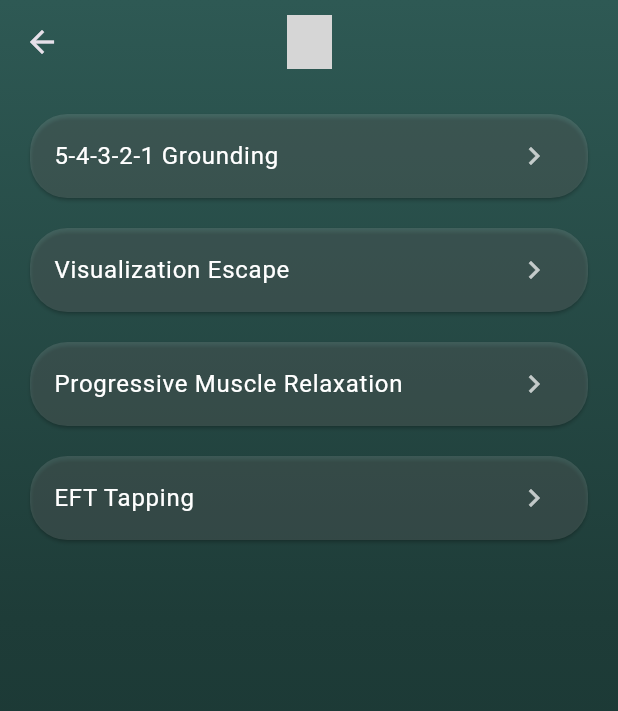
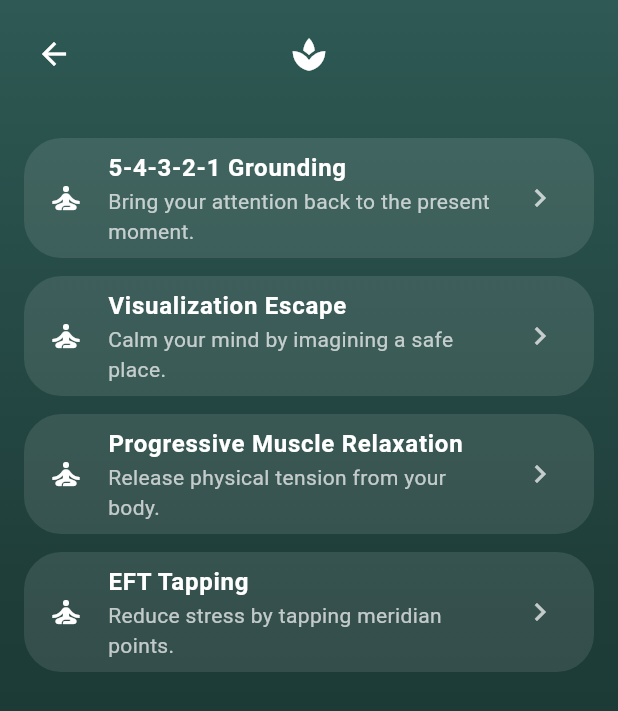
Before and after one commit to Emily-64/AlignMe_Mindfullness, a Flutter app: the StressReliefPage screen opened directly, on a phone screen of 412 x 824 dp. Shown: the top 711 px of the screen. Run offline on Flutter 3.47's test engine with Material 3 defaults, Android fonts, the light colour scheme and no system bars; our stand-ins replace just_audio; grey boxes are pictures that could not be loaded.

```diff
--- a/lib/main.dart
+++ b/lib/main.dart
@@ -62,58 +62,100 @@ List<SoundSession> sampleRelax = [
   SoundSession('r2', 'Mountaineers', 'By: Summit Sounds', '15 min',
       'assets/images/mountain.png', 'assets/audio/mountain.mp3'),
 
-  SoundSession('r3', 'Lovely Deserts', 'By: Dune Studio', '39 min',
-      'assets/images/desert.png', 'assets/audio/desert.mp3'),
+  SoundSession('r3', 'Lovely Deserts', 'By: Dune Studio', '20 min',
+      'assets/images/relax.png', 'assets/audio/desert.mp3'),
 
-  SoundSession('r4', 'The Hill Sides', 'By: Hillside Audio', '50 min',
+  SoundSession('r4', 'The Hill Sides', 'By: Hillside Audio', '10 min',
       'assets/images/hill.png', 'assets/audio/hills2.mp3'),
 ];
 
 List<SoundSession> sampleCalm = [
   SoundSession('c1', 'Morning Calm', 'By: Gentle Waves', '10 min',
-      'assets/images/forest.png', 'assets/audio/calm.mp3'),
+      'assets/images/mrng.png', 'assets/audio/calm.mp3'),
 
   SoundSession('c2', 'Soft Rain', 'By: Cozy Ambience', '15 min',
-      'assets/images/mountain.png', 'assets/audio/rain3.mp3'),
+      'assets/images/rain.png', 'assets/audio/rain3.mp3'),
 ];
 
 
 List<SoundSession> sampleFocus = [
   SoundSession('f1', 'Concentration Flow', 'By: Focus Lab', '25 min',
-      'assets/images/hill.png', 'assets/audio/sleep3.mp3'),
+      'assets/images/flow.png', 'assets/audio/sleep3.mp3'),
 
-  SoundSession('f2', 'Alpha Tones', 'By: Brainwave Co', '30 min',
-      'assets/images/desert.png', 'assets/audio/alpha.mp3'),
+  SoundSession('f2', 'Alpha Tones', 'By: Brainwave Co', '20 min',
+      'assets/images/focus.png', 'assets/audio/alpha.mp3'),
 ];
 
 
 List<SoundSession> sampleAnxious = [
   SoundSession('a1', 'Quick Reset', 'By: Calm Tools', '5 min',
-      'assets/images/forest.png', 'assets/audio/meditation2.mp3'),
+      'assets/images/relax3.png', 'assets/audio/meditation2.mp3'),
 
   SoundSession('a2', 'Safe Space', 'By: Guided Peace', '12 min',
-      'assets/images/mountain.png', 'assets/audio/calm.mp3'),
+      'assets/images/relax4.png', 'assets/audio/calm.mp3'),
 ];
 
 List<Map<String, String>> youtubeSessions = [
-  {'title': 'Yoga for Stress Relief', 'url': 'https://www.youtube.com/watch?v=4pKly2JojMw'},
-  {'title': 'Breathing for Anxiety', 'url': 'https://www.youtube.com/watch?v=inpok4MKVLM'},
+  {'title': 'Yoga for Stress Relief', 'url': 'https://www.youtube.com/watch?v=qiKJRoX_2uo'},
+  {'title': 'Breathing for Anxiety', 'url': 'https://www.youtube.com/watch?v=odADwWzHR24'},
   {'title': 'Guided Calm Meditation', 'url': 'https://www.youtube.com/watch?v=ZToicYcHIOU'},
 ];
 
-List<Map<String, String>> stressActivities = [
-  {'title': '5-4-3-2-1 Grounding', 'detail': 'Name 5 things you see, 4 you can touch, 3 you hear, 2 you can smell, 1 you can taste.'},
-  {'title': 'Visualization Escape', 'detail': 'Close your eyes and imagine a safe, calm place.'},
-  {'title': 'Progressive Muscle Relaxation', 'detail': 'Tense and relax muscle groups from toes to head.'},
-  {'title': 'EFT Tapping', 'detail': 'Tap on meridian points while breathing slowly.'},
+
+List<Map<String, dynamic>> stressActivities = [
+  {
+    'title': '5-4-3-2-1 Grounding',
+    'intro': 'Bring your attention back to the present moment.',
+    'steps': [
+      'Name 5 things you can see',
+      'Name 4 things you can touch',
+      'Name 3 things you can hear',
+      'Name 2 things you can smell',
+      'Name 1 thing you can taste',
+    ],
+  },
+  {
+    'title': 'Visualization Escape',
+    'intro': 'Calm your mind by imagining a safe place.',
+    'steps': [
+      'Close your eyes gently',
+      'Imagine a calm, safe place',
+      'Notice the colors and light',
+      'Listen to the sounds there',
+      'Stay for a few slow breaths',
+    ],
+  },
+  {
+    'title': 'Progressive Muscle Relaxation',
+    'intro': 'Release physical tension from your body.',
+    'steps': [
+      'Tense your feet for 5 seconds',
+      'Release and relax',
+      'Move upward to legs and hands',
+      'Relax shoulders and neck',
+      'Finish with slow breathing',
+    ],
+  },
+  {
+    'title': 'EFT Tapping',
+    'intro': 'Reduce stress by tapping meridian points.',
+    'steps': [
+      'Tap gently on eyebrow point',
+      'Tap side of eye',
+      'Tap collarbone',
+      'Breathe slowly while tapping',
+      'Repeat until calmer',
+    ],
+  },
 ];
+
 List<SoundSession> sampleSleep = [
   SoundSession(
     's1',
     'Deep Sleep Waves',
     'By: Night Calm',
     '15 min',
-    'assets/images/forest.png',
+    'assets/images/sleep.png',
     'assets/audio/sleep1.mp3',
   ),
   SoundSession(
@@ -121,7 +163,7 @@ List<SoundSession> sampleSleep = [
     'Moonlight Rain',
     'By: Dream Sounds',
     '20 min',
-    'assets/images/mountain.png',
+    'assets/images/sleep1.png',
     'assets/audio/sleep2.mp3',
   ),
   SoundSession(
@@ -129,7 +171,7 @@ List<SoundSession> sampleSleep = [
     'Soft Piano Night',
     'By: Sleep Studio',
     '30 min',
-    'assets/images/hill.png',
+    'assets/images/sleep2.png',
     'assets/audio/sleep3.mp3',
   ),
 ];
@@ -451,28 +493,28 @@ class _HomeState extends State<HomePage> {
 class RelaxSoundsPage extends StatelessWidget {
   @override
   Widget build(BuildContext context) {
-    return MoodListPage(title: 'Relax Sounds', banner: 'assets/images/relax_banner.png', sessions: sampleRelax);
+    return MoodListPage(title: 'Relax Sounds', banner: 'assets/images/relax5.png', sessions: sampleRelax);
   }
 }
 
 class CalmMeditationPage extends StatelessWidget {
   @override
   Widget build(BuildContext context) {
-    return MoodListPage(title: 'Calming Sessions', banner: 'assets/images/relax_banner.png', sessions: sampleCalm);
+    return MoodListPage(title: 'Calming Sessions', banner: 'assets/images/relax5.png', sessions: sampleCalm);
   }
 }
 
 class FocusMusicPage extends StatelessWidget {
   @override
   Widget build(BuildContext context) {
-    return MoodListPage(title: 'Focus Music', banner: 'assets/images/relax_banner.png', sessions: sampleFocus);
+    return MoodListPage(title: 'Focus Music', banner: 'assets/images/relax5.png', sessions: sampleFocus);
   }
 }
 
 class AnxietyReliefPage extends StatelessWidget {
   @override
   Widget build(BuildContext context) {
-    return MoodListPage(title: 'Anxiety Relief', banner: 'assets/images/relax_banner.png', sessions: sampleAnxious);
+    return MoodListPage(title: 'Anxiety Relief', banner: 'assets/images/relax5.png', sessions: sampleAnxious);
   }
 }
 
@@ -809,11 +851,8 @@ class ToolsPage extends StatelessWidget {
 
             const SizedBox(height: 24),
 
-            // Optional: extra text or links
-            const Text('Quick Tools', style: TextStyle(color: Colors.white70)),
-            const SizedBox(height: 8),
-            const Text('Use the Breathing exercise to calm your nervous system, or open YouTube Sessions for guided videos.', style: TextStyle(color: Colors.white54)),
-            const SizedBox(height: 20),
+
+
           ],
         ),
       ),
@@ -908,28 +947,84 @@ class _BreathingExerciseState extends State<BreathingExercisePage> {
     );
   }
 }
+
 class StressReliefPage extends StatelessWidget {
   @override
   Widget build(BuildContext context) {
     return GradientScaffold(
-      appBar: buildPremiumAppBar(context, isHome: false),
+      child: SafeArea(
+        child: Column(
+          children: [
+            // ---------- HEADER ----------
+            Padding(
+              padding: const EdgeInsets.fromLTRB(12, 12, 12, 8),
+              child: Stack(
+                alignment: Alignment.center,
+                children: [
+                  // Back button
+                  Align(
+                    alignment: Alignment.centerLeft,
+                    child: IconButton(
+                      icon: const Icon(Icons.arrow_back, color: Colors.white),
+                      onPressed: () => Navigator.pop(context),
+                    ),
+                  ),
+
+                  // Lotus icon (perfectly centered)
+                  const Icon(
+                    Icons.spa,
+                    color: Colors.white,
+                    size: 26,
+                  ),
+                ],
+              ),
+            ),
+
+            const SizedBox(height: 8),
+
+            // ---------- LIST ----------
+            Expanded(
               child: ListView.separated(
                 padding: const EdgeInsets.all(16),
                 itemCount: stressActivities.length,
                 separatorBuilder: (_, __) => const SizedBox(height: 12),
-        itemBuilder: (context, i) {
-          final a = stressActivities[i];
-          return Card(
-            color: Colors.white12,
-            shape: RoundedRectangleBorder(borderRadius: BorderRadius.circular(25)),
+                itemBuilder: (context, index) {
+                  final activity = stressActivities[index];
+
+                  return Container(
+                    decoration: BoxDecoration(
+                      color: Colors.white10,
+                      borderRadius: BorderRadius.circular(25),
+                    ),
                     child: ListTile(
-              title: Text(a['title']!, style: const TextStyle(color: Colors.white)),
-              trailing: const Icon(Icons.chevron_right, color: Colors.white70),
+                      leading: const Icon(
+                        Icons.self_improvement,
+                        color: Colors.white,
+                      ),
+                      title: Text(
+                        activity['title'],
+                        style: const TextStyle(
+                          color: Colors.white,
+                          fontWeight: FontWeight.w600,
+                        ),
+                      ),
+                      subtitle: Text(
+                        activity['intro'],
+                        style: const TextStyle(color: Colors.white70),
+                      ),
+                      trailing: const Icon(
+                        Icons.chevron_right,
+                        color: Colors.white70,
+                      ),
                       onTap: () {
                         Navigator.push(
                           context,
                           MaterialPageRoute(
-                    builder: (_) => StressDetailPage(a['title']!, a['detail']!),
+                            builder: (_) => StressDetailPage(
+                              title: activity['title'],
+                              intro: activity['intro'],
+                              steps: List<String>.from(activity['steps']),
+                            ),
                           ),
                         );
                       },
@@ -937,28 +1032,124 @@ class StressReliefPage extends StatelessWidget {
                   );
                 },
               ),
+            ),
+          ],
+        ),
+      ),
     );
   }
 }
 
 
 class StressDetailPage extends StatelessWidget {
-  final String title, detail;
-  StressDetailPage(this.title, this.detail);
+  final String title;
+  final String intro;
+  final List<String> steps;
+
+  const StressDetailPage({
+    super.key,
+    required this.title,
+    required this.intro,
+    required this.steps,
+  });
+
   @override
   Widget build(BuildContext context) {
     return GradientScaffold(
-      appBar: buildPremiumAppBar(context, isHome: false),
-      child: Padding(padding: const EdgeInsets.all(18), child: Column(crossAxisAlignment: CrossAxisAlignment.start, children: [
-        Text(title, style: const TextStyle(fontSize: 22, fontWeight: FontWeight.bold, color: Colors.white)),
-        const SizedBox(height: 12),
-        Text(detail, style: const TextStyle(color: Colors.white70)),
-        const Spacer(),
-        ElevatedButton(onPressed: () => Navigator.pop(context), child: const Text('Done')),
-      ])),
+      child: SafeArea(
+        child: Padding(
+          padding: const EdgeInsets.fromLTRB(20, 16, 20, 20),
+          child: Column(
+            crossAxisAlignment: CrossAxisAlignment.start,
+            children: [
+              // Header
+              Stack(
+                alignment: Alignment.center,
+                children: [
+                  Align(
+                    alignment: Alignment.centerLeft,
+                    child: IconButton(
+                      icon: const Icon(Icons.arrow_back, color: Colors.white),
+                      onPressed: () => Navigator.pop(context),
+                    ),
+                  ),
+                  const Icon(Icons.spa, color: Colors.white, size: 26),
+                ],
+              ),
+
+              const SizedBox(height: 24),
+
+              // Title
+              Text(
+                title,
+                style: const TextStyle(
+                  fontSize: 22,
+                  fontWeight: FontWeight.bold,
+                  color: Colors.white,
+                ),
+              ),
+
+              const SizedBox(height: 10),
+
+              // Intro
+              Text(
+                intro,
+                style: const TextStyle(color: Colors.white70),
+              ),
+
+              const SizedBox(height: 24),
+
+              // Steps
+              Expanded(
+                child: ListView.separated(
+                  itemCount: steps.length,
+                  separatorBuilder: (_, __) => const SizedBox(height: 12),
+                  itemBuilder: (context, i) {
+                    return _stepCard('${i + 1}. ${steps[i]}');
+                  },
+                ),
+              ),
+
+              const SizedBox(height: 16),
+
+              // Done button
+              Center(
+                child: ElevatedButton(
+                  onPressed: () => Navigator.pop(context),
+                  style: ElevatedButton.styleFrom(
+                    padding: const EdgeInsets.symmetric(
+                      horizontal: 40,
+                      vertical: 14,
+                    ),
+                    shape: RoundedRectangleBorder(
+                      borderRadius: BorderRadius.circular(30),
+                    ),
+                  ),
+                  child: const Text('Done'),
+                ),
+              ),
+            ],
+          ),
+        ),
+      ),
+    );
+  }
+
+  Widget _stepCard(String text) {
+    return Container(
+      padding: const EdgeInsets.all(16),
+      decoration: BoxDecoration(
+        color: Colors.white10,
+        borderRadius: BorderRadius.circular(25),
+      ),
+      child: Text(
+        text,
+        style: const TextStyle(color: Colors.white, fontSize: 16),
+      ),
     );
   }
 }
+
 
 class YouTubeSessionsPage extends StatelessWidget {
   @override
@@ -987,12 +1178,17 @@ class YouTubeSessionsPage extends StatelessWidget {
   }
 
   Future<void> _openUrl(String url) async {
-    if (await canLaunch(url)) {
-      await launch(url);
-    } else {
-      // no-op or show snackbar
+  final uri = Uri.parse(url);
+
+  if (!await launchUrl(
+    uri,
+    mode: LaunchMode.externalApplication,
+  )) {
+    // Optional: show error
+    debugPrint('Could not launch $url');
   }
 }
+
 }
 
 class SleepMusicPage extends StatelessWidget {
```
Also changed, not shown: assets/images/flow.png (added), assets/images/focus.png (added), assets/images/forest.png (added), assets/images/hill.png (added), assets/images/mountain.png (added), assets/images/mrng.png (added), assets/images/nature.png (added), assets/images/rain.png (added), assets/images/relax.png (added), assets/images/relax3.png (added), assets/images/relax4.png (added). Lines whose indentation alone changed are shown as unchanged.
